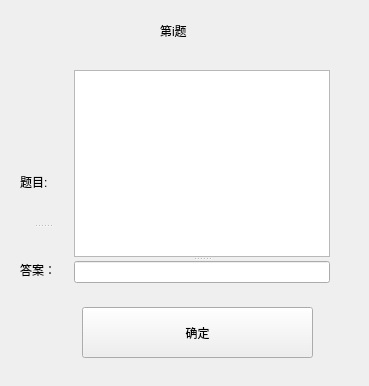
First picture: the form in selfmakeexamwindow.ui, repository Cabbage-Cat/SelfTestSystemProject, before the edit.
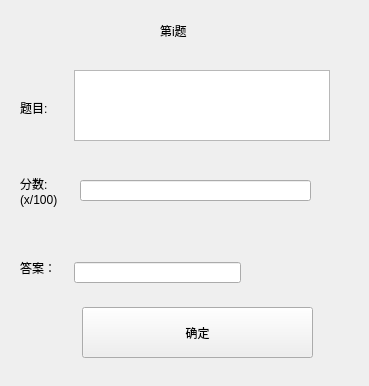
Second picture: the form after the edit.

```diff
--- a/selfmakeexamwindow.ui
+++ b/selfmakeexamwindow.ui
@@ -39,43 +39,75 @@
     <string>确定</string>
    </property>
   </widget>
-  <widget class="QSplitter" name="splitter">
+  <widget class="QLabel" name="scoreLabel">
+   <property name="geometry">
+    <rect>
+     <x>20</x>
+     <y>170</y>
+     <width>71</width>
+     <height>41</height>
+    </rect>
+   </property>
+   <property name="text">
+    <string>分数:
+(x/100)</string>
+   </property>
+  </widget>
+  <widget class="QLineEdit" name="scoreLineEdit">
+   <property name="geometry">
+    <rect>
+     <x>80</x>
+     <y>180</y>
+     <width>231</width>
+     <height>21</height>
+    </rect>
+   </property>
+  </widget>
+  <widget class="QTextEdit" name="topicTextEdit">
    <property name="geometry">
     <rect>
      <x>74</x>
      <y>70</y>
      <width>256</width>
-     <height>213</height>
+     <height>71</height>
     </rect>
    </property>
-   <property name="orientation">
-    <enum>Qt::Vertical</enum>
+  </widget>
+  <widget class="QLineEdit" name="answerLineEdit">
+   <property name="geometry">
+    <rect>
+     <x>74</x>
+     <y>262</y>
+     <width>167</width>
+     <height>21</height>
+    </rect>
    </property>
-   <widget class="QTextEdit" name="topicTextEdit"/>
-   <widget class="QLineEdit" name="answerLineEdit"/>
   </widget>
-  <widget class="QSplitter" name="splitter_2">
+  <widget class="QLabel" name="label_2">
    <property name="geometry">
     <rect>
      <x>20</x>
-     <y>140</y>
+     <y>260</y>
      <width>45</width>
-     <height>171</height>
+     <height>16</height>
     </rect>
    </property>
-   <property name="orientation">
-    <enum>Qt::Vertical</enum>
+   <property name="text">
+    <string>答案：</string>
    </property>
-   <widget class="QLabel" name="label">
-    <property name="text">
-     <string>题目:</string>
-    </property>
-   </widget>
-   <widget class="QLabel" name="label_2">
-    <property name="text">
-     <string>答案：</string>
-    </property>
-   </widget>
+  </widget>
+  <widget class="QLabel" name="label">
+   <property name="geometry">
+    <rect>
+     <x>20</x>
+     <y>100</y>
+     <width>38</width>
+     <height>16</height>
+    </rect>
+   </property>
+   <property name="text">
+    <string>题目:</string>
+   </property>
   </widget>
  </widget>
  <resources/>
```
